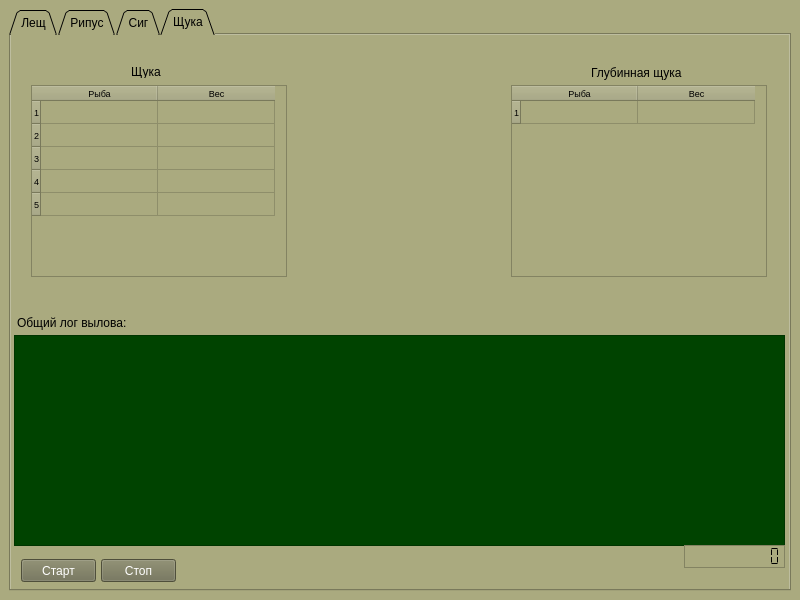
Vigi73/Ladoga, file mainForm.ui: the form before one commit.
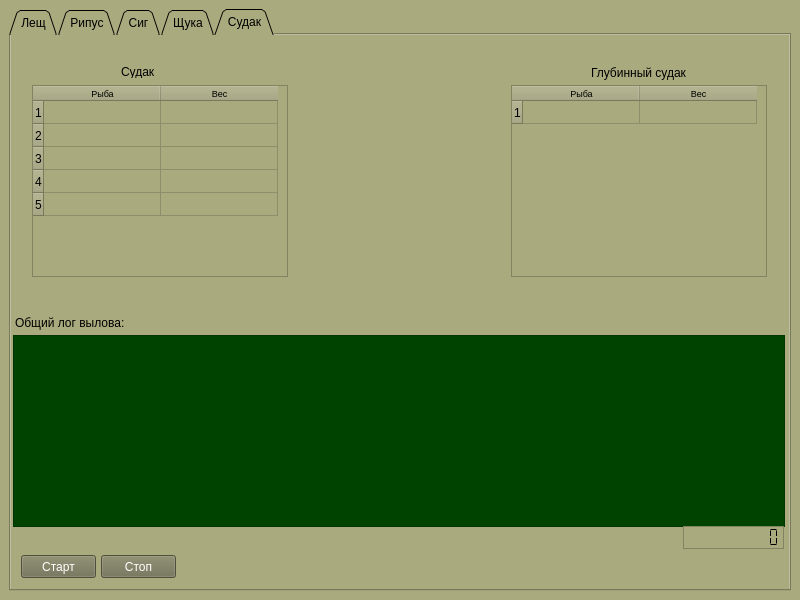
The form after the commit. Icons and pictures are not drawn.

Diff of the .ui file:
```diff
--- a/mainForm.ui
+++ b/mainForm.ui
@@ -22,13 +22,13 @@
   </property>
   <widget class="QWidget" name="centralwidget">
    <layout class="QGridLayout" name="gridLayout">
-    <item row="0" column="0">
+    <item row="1" column="0">
      <widget class="QTabWidget" name="tabWidget">
       <property name="tabShape">
        <enum>QTabWidget::Triangular</enum>
       </property>
       <property name="currentIndex">
-       <number>3</number>
+       <number>4</number>
       </property>
       <property name="elideMode">
        <enum>Qt::ElideNone</enum>
@@ -1033,6 +1033,201 @@
         </property>
        </widget>
       </widget>
+      <widget class="QWidget" name="tab_5">
+       <attribute name="title">
+        <string>Судак</string>
+       </attribute>
+       <widget class="QTextBrowser" name="textBrowser_5">
+        <property name="geometry">
+         <rect>
+          <x>2</x>
+          <y>300</y>
+          <width>772</width>
+          <height>192</height>
+         </rect>
+        </property>
+        <property name="styleSheet">
+         <string notr="true">background-color: rgb(0, 67, 0);
+color: rgb(255, 255, 255);</string>
+        </property>
+       </widget>
+       <widget class="QPushButton" name="btnStartSudak">
+        <property name="geometry">
+         <rect>
+          <x>10</x>
+          <y>520</y>
+          <width>75</width>
+          <height>23</height>
+         </rect>
+        </property>
+        <property name="styleSheet">
+         <string notr="true">background-color: rgb(111, 111, 83);
+color: #fff</string>
+        </property>
+        <property name="text">
+         <string>Старт</string>
+        </property>
+       </widget>
+       <widget class="QPushButton" name="btnStopSudak">
+        <property name="geometry">
+         <rect>
+          <x>90</x>
+          <y>520</y>
+          <width>75</width>
+          <height>23</height>
+         </rect>
+        </property>
+        <property name="styleSheet">
+         <string notr="true">background-color: rgb(111, 111, 83);
+color: #fff</string>
+        </property>
+        <property name="text">
+         <string>Стоп</string>
+        </property>
+       </widget>
+       <widget class="QTableWidget" name="tableSudak">
+        <property name="geometry">
+         <rect>
+          <x>21</x>
+          <y>50</y>
+          <width>256</width>
+          <height>192</height>
+         </rect>
+        </property>
+        <property name="rowCount">
+         <number>5</number>
+        </property>
+        <attribute name="horizontalHeaderDefaultSectionSize">
+         <number>117</number>
+        </attribute>
+        <attribute name="verticalHeaderDefaultSectionSize">
+         <number>23</number>
+        </attribute>
+        <row/>
+        <row/>
+        <row/>
+        <row/>
+        <row/>
+        <column>
+         <property name="text">
+          <string>Рыба</string>
+         </property>
+         <property name="font">
+          <font>
+           <pointsize>7</pointsize>
+          </font>
+         </property>
+        </column>
+        <column>
+         <property name="text">
+          <string>Вес</string>
+         </property>
+         <property name="font">
+          <font>
+           <pointsize>7</pointsize>
+          </font>
+         </property>
+        </column>
+       </widget>
+       <widget class="QTableWidget" name="tableBigSudak">
+        <property name="geometry">
+         <rect>
+          <x>500</x>
+          <y>50</y>
+          <width>256</width>
+          <height>192</height>
+         </rect>
+        </property>
+        <property name="rowCount">
+         <number>1</number>
+        </property>
+        <attribute name="horizontalHeaderDefaultSectionSize">
+         <number>117</number>
+        </attribute>
+        <attribute name="verticalHeaderDefaultSectionSize">
+         <number>23</number>
+        </attribute>
+        <row/>
+        <column>
+         <property name="text">
+          <string>Рыба</string>
+         </property>
+         <property name="font">
+          <font>
+           <pointsize>7</pointsize>
+          </font>
+         </property>
+        </column>
+        <column>
+         <property name="text">
+          <string>Вес</string>
+         </property>
+         <property name="font">
+          <font>
+           <pointsize>7</pointsize>
+          </font>
+         </property>
+        </column>
+       </widget>
+       <widget class="QLabel" name="label_15">
+        <property name="geometry">
+         <rect>
+          <x>110</x>
+          <y>30</y>
+          <width>47</width>
+          <height>13</height>
+         </rect>
+        </property>
+        <property name="text">
+         <string>Судак</string>
+        </property>
+       </widget>
+       <widget class="QLabel" name="label_16">
+        <property name="geometry">
+         <rect>
+          <x>580</x>
+          <y>30</y>
+          <width>101</width>
+          <height>16</height>
+         </rect>
+        </property>
+        <property name="text">
+         <string>Глубинный судак</string>
+        </property>
+       </widget>
+       <widget class="QLCDNumber" name="lcdSudak">
+        <property name="geometry">
+         <rect>
+          <x>672</x>
+          <y>491</y>
+          <width>101</width>
+          <height>23</height>
+         </rect>
+        </property>
+        <property name="frameShape">
+         <enum>QFrame::StyledPanel</enum>
+        </property>
+        <property name="digitCount">
+         <number>10</number>
+        </property>
+        <property name="segmentStyle">
+         <enum>QLCDNumber::Flat</enum>
+        </property>
+       </widget>
+       <widget class="QLabel" name="label_17">
+        <property name="geometry">
+         <rect>
+          <x>4</x>
+          <y>280</y>
+          <width>181</width>
+          <height>16</height>
+         </rect>
+        </property>
+        <property name="text">
+         <string>Общий лог вылова:</string>
+        </property>
+       </widget>
+      </widget>
      </widget>
     </item>
    </layout>
```
